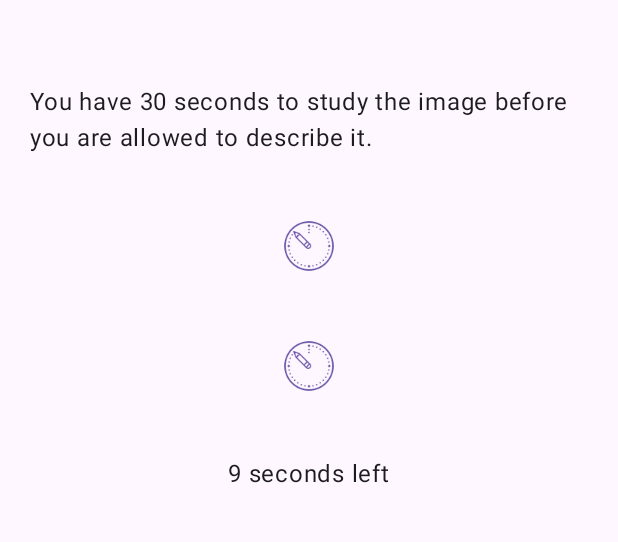
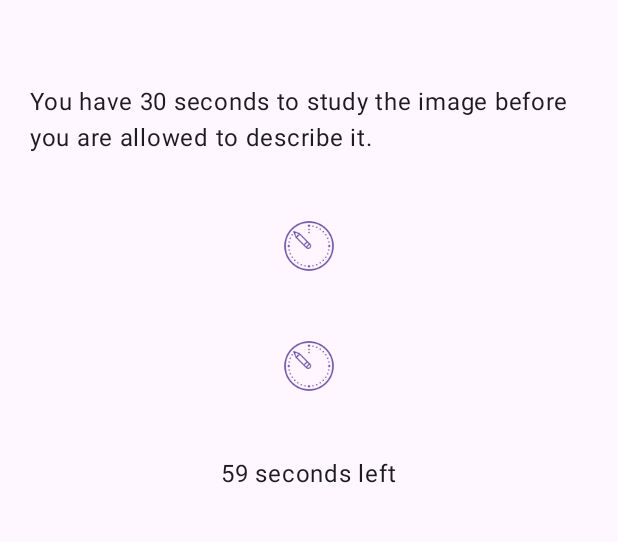
Before and after one commit to tkdgolden/AppDeploy2023, an Android app built with Jetpack Compose: the screen it shows after launch (MainActivity), after a tap on "Start", on a phone screen of 412 x 824 dp, the part 96-638 px from its top. Run offline under Robolectric (Android 15) with nearby library versions, the phone set to English and light mode, and no system bars; pictures from the network do not load.

Commit message:
rebase merge conflicts

```diff
--- a/app/src/main/java/com/example/sketchyrecall/ui/GameScreen.kt
+++ b/app/src/main/java/com/example/sketchyrecall/ui/GameScreen.kt
@@ -40,7 +40,7 @@ import java.util.Timer
 import kotlin.concurrent.timerTask
 
 
-const val studyTime = 10
+const val studyTime = 60
 const val drawTime = 5
 
 var newImage = Unit
@@ -55,6 +55,7 @@ fun GameStart(
 
     var hasImage by remember { mutableStateOf( false )}
     if (!hasImage) {
+        println("GET IMAGE $phase")
         GetImage()
         hasImage = true
     }
@@ -136,10 +137,13 @@ fun GetImage() {
         contentDescription = "Game image from dezgo",
         onError = { err -> println("Got Error $err") }
     )
+    println(newImage)
 }
 
 @Composable
 fun ReturnImage() {
+    println("IN RETURN IMAGE")
+    println(newImage)
     return newImage
 }
 
@@ -157,6 +161,8 @@ fun StudyScreen(timerText: String, modifier: Modifier = Modifier) {
             text = stringResource(R.string.study_rules),
             modifier = Modifier.padding(20.dp)
         )
+        println("IN STUDY SCREEN")
+        println(ReturnImage())
         ReturnImage()
         Icon(
             painter = painterResource(R.drawable.timer),
```
Also changed, not shown: 1 other file.
